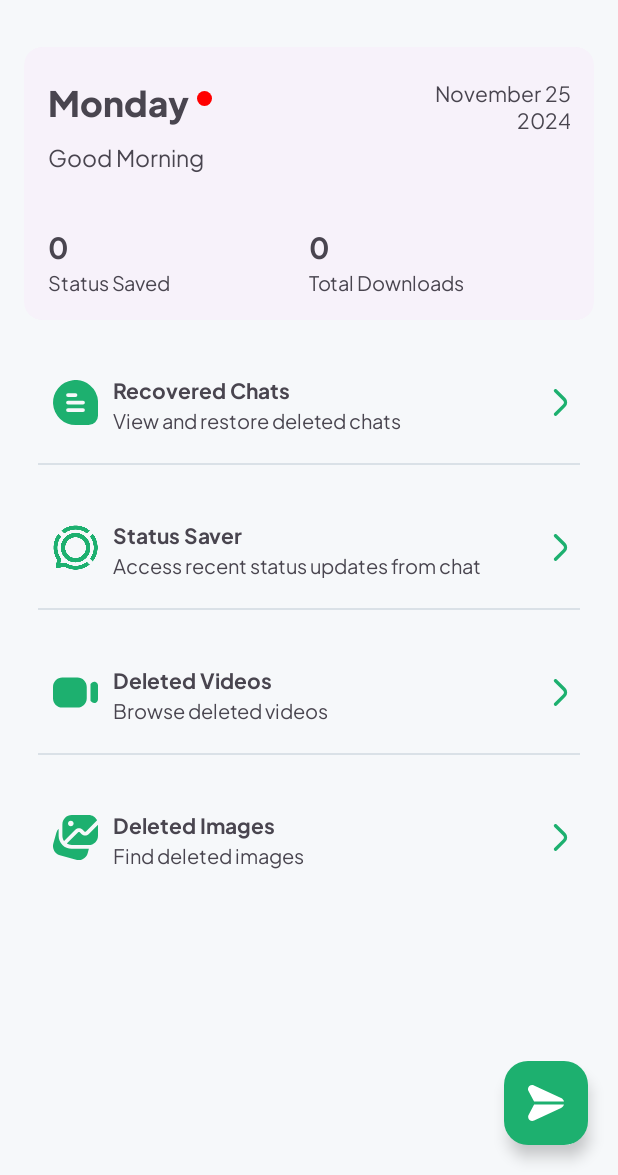
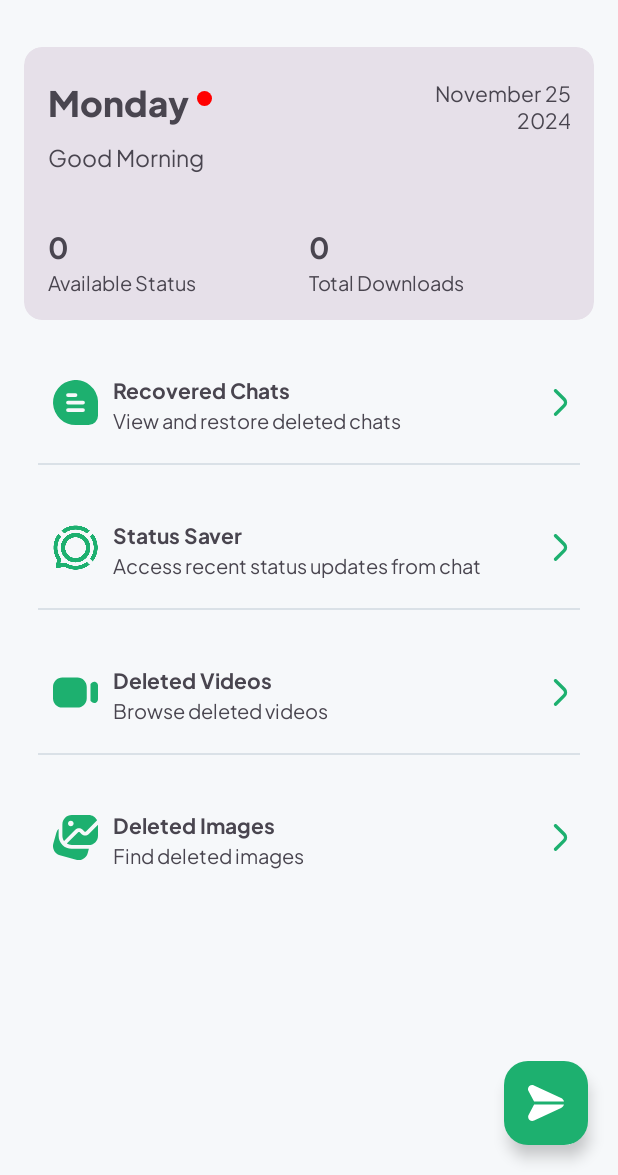
Before and after one commit to devzain-star/Delit-WhatsApp-Deleted-Data-Recovery, an Android app: the MainActivity screen opened directly, with no data from a screen before it, on a phone screen of 412 x 824 dp, the part 61-1236 px from its top. Run offline under Robolectric (Android 15) with nearby library versions, the phone set to English and light mode, and no system bars; our stand-ins replace sdp/ssp sizes; 3 statements that could not run were skipped.

Commit message:
Working on Status

```diff
--- a/app/src/main/java/com/recover/deleted/messages/chat/recovery/ui/activities/MainActivity.kt
+++ b/app/src/main/java/com/recover/deleted/messages/chat/recovery/ui/activities/MainActivity.kt
@@ -11,6 +11,8 @@ import androidx.annotation.RequiresApi
 
 import androidx.core.view.ViewCompat
 import androidx.core.view.WindowInsetsCompat
+import androidx.lifecycle.Observer
+import androidx.lifecycle.ViewModelProvider
 import com.google.android.play.core.appupdate.AppUpdateManager
 import com.google.android.play.core.appupdate.AppUpdateManagerFactory
 import com.google.android.play.core.install.model.AppUpdateType
@@ -20,7 +22,10 @@ import com.google.firebase.analytics.ktx.analytics
 import com.google.firebase.ktx.Firebase
 import com.recover.deleted.messages.chat.recovery.R
 import com.recover.deleted.messages.chat.recovery.base.BaseActivity
+import com.recover.deleted.messages.chat.recovery.data.WhatsAppStatusRepository
 import com.recover.deleted.messages.chat.recovery.databinding.ActivityMainBinding
+import com.recover.deleted.messages.chat.recovery.viewModel.StatusViewModel
+import com.recover.deleted.messages.chat.recovery.viewModel.StatusViewModelFactory
 import java.text.SimpleDateFormat
 import java.time.LocalDate
 import java.util.Calendar
@@ -34,6 +39,8 @@ class MainActivity : BaseActivity(), View.OnClickListener {
 
     private lateinit var analytics: FirebaseAnalytics
     private lateinit var binding: ActivityMainBinding
+    private lateinit var statusViewModel: StatusViewModel
+
 
     @RequiresApi(Build.VERSION_CODES.O)
     override fun onCreate(savedInstanceState: Bundle?) {
@@ -50,6 +57,7 @@ class MainActivity : BaseActivity(), View.OnClickListener {
         analytics = Firebase.analytics
         init()
         checkForAppUpdate(this)
+
     }
 
     @SuppressLint("SetTextI18n")
@@ -88,6 +96,16 @@ class MainActivity : BaseActivity(), View.OnClickListener {
         }
         binding.greetingText.text = greeting
 
+        val repository = WhatsAppStatusRepository(applicationContext)
+        val viewModelFactory = StatusViewModelFactory(repository)
+
+        statusViewModel = ViewModelProvider(this, viewModelFactory).get(StatusViewModel::class.java)
+
+        statusViewModel.getStatuses().observe(this, Observer { statuses ->
+            val statusCount = statuses.size
+            binding.available.text = "$statusCount"
+        })
+
     }
 
     override fun onClick(v: View?) {
--- a/app/src/main/res/layout/activity_main.xml
+++ b/app/src/main/res/layout/activity_main.xml
@@ -49,7 +49,7 @@
 
             <com.google.android.material.card.MaterialCardView
                 android:id="@+id/header"
-                style="@style/Widget.Material3.CardView.Elevated"
+                style="@style/Widget.Material3.CardView.Filled"
                 android:layout_width="match_parent"
                 android:layout_height="@dimen/_140sdp"
                 android:layout_marginStart="16dp"
@@ -126,7 +126,7 @@
                             android:orientation="vertical">
 
                             <TextView
-                                android:id="@+id/blocked"
+                                android:id="@+id/available"
                                 android:layout_width="match_parent"
                                 android:layout_height="wrap_content"
                                 android:fontFamily="@font/bold"
@@ -138,8 +138,7 @@
                                 android:layout_width="match_parent"
                                 android:layout_height="wrap_content"
                                 android:fontFamily="@font/regular"
-
-                                android:text="@string/status_saved"
+                                android:text="@string/available_status"
                                 android:textSize="@dimen/_10sdp" />
 
                         </LinearLayout>
--- a/app/src/main/res/values/strings.xml
+++ b/app/src/main/res/values/strings.xml
@@ -38,5 +38,6 @@
     <string name="status_saver">Status Saver</string>
     <string name="share">Share</string>
     <string name="delete">Delete</string>
+    <string name="available_status">Available Status</string>
 
 </resources>
```
